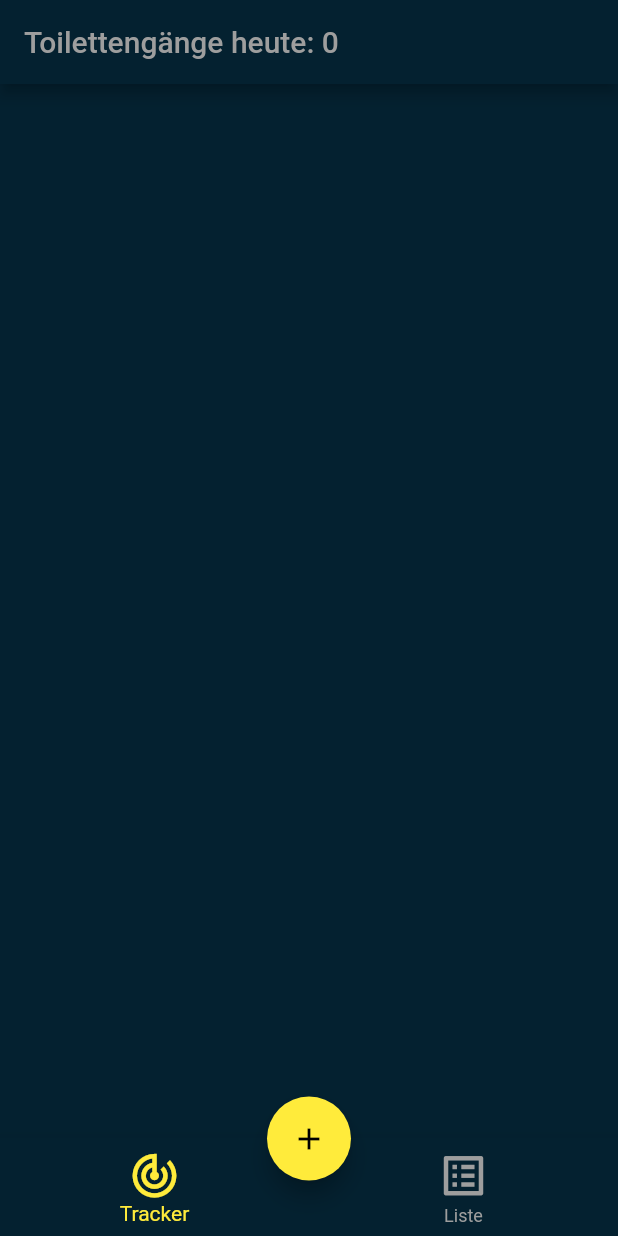
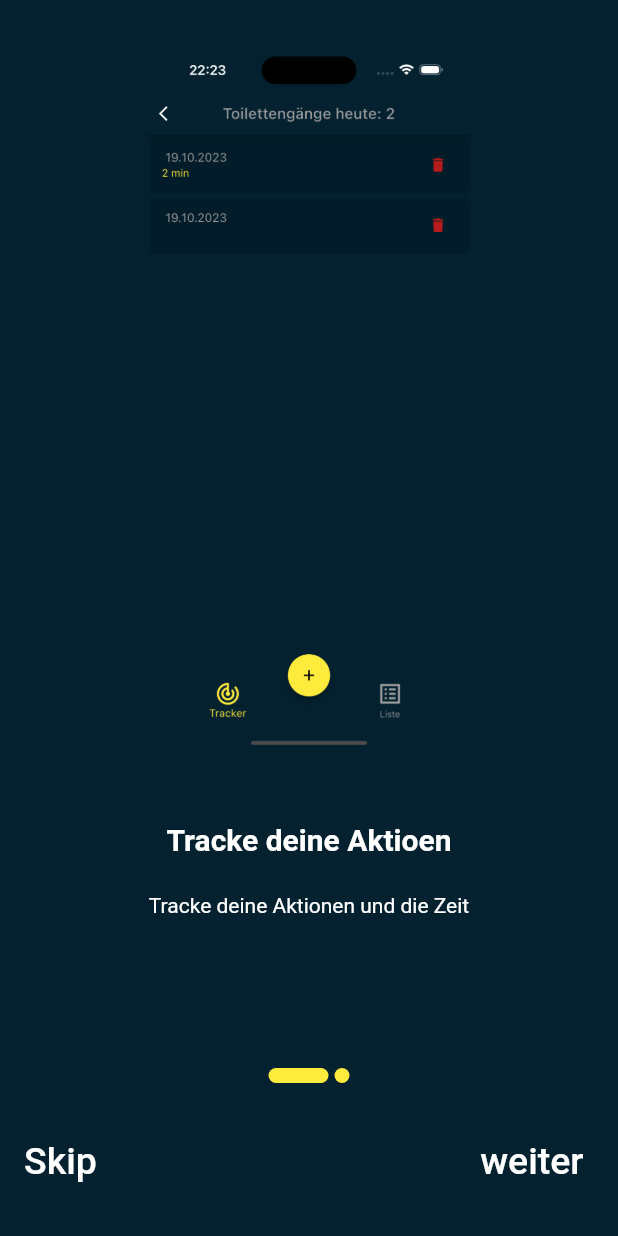
Before and after one commit to stephanxiayu/kleiner-Tracker, a Flutter app: the screen it shows after launch, on a phone screen of 412 x 824 dp. Run offline on Flutter 3.47's test engine with Material 2 defaults, Android fonts, the phone set to English and light mode, and no system bars; our stand-ins replace shared_preferences.

Commit message:
onboarding screen

```diff
--- a/lib/main.dart
+++ b/lib/main.dart
@@ -1,7 +1,9 @@
 import 'package:flutter/material.dart';
+import 'package:kleiner_tracker/screens/onboarding_page.dart';
 
-import 'package:kleiner_tracker/widget/botton_navigation.dart';
+
 import 'package:kleiner_tracker/provider/tracker_provider.dart';
+import 'package:kleiner_tracker/widget/globalvariables.dart';
 import 'package:provider/provider.dart';
 
 void main() {
@@ -25,7 +27,24 @@ class MyApp extends StatelessWidget {
       theme: ThemeData(
           bottomNavigationBarTheme: const BottomNavigationBarThemeData(
               unselectedLabelStyle: TextStyle(color: Colors.grey))),
-      home: const TrackerBottonBar(),
+      home:  OnboardingPage(
+        pages: [
+          OnboardingPageModel(
+            title: 'Tracke deine Aktioen',
+            description:
+                'Tracke deine Aktionen und die Zeit',
+            image: 'assets/bild1.png',
+           bgColor:  GlobalVariables.backgroundColor,
+          ),
+          OnboardingPageModel(
+            title: 'Anzahl und Durchschnitt',
+            description: 'Sehe die Anzahl pro Tag und die durchschnittliche Zeit',
+            image: 'assets/bild2.png',
+            bgColor:  GlobalVariables.backgroundColor,
+          ),
+
+        ],
+      ),
     );
   }
 }
--- /dev/null
+++ b/lib/screens/onboarding_page.dart
@@ -0,0 +1,168 @@
+import 'package:flutter/material.dart';
+import 'package:kleiner_tracker/widget/botton_navigation.dart';
+
+class OnboardingPageModel {
+  final String title;
+  final String description;
+  final String image;
+  final Color bgColor;
+  final Color textColor;
+
+  OnboardingPageModel(
+      {required this.title,
+      required this.description,
+      required this.image,
+      this.bgColor = Colors.blue,
+      this.textColor = Colors.white});
+}
+
+class OnboardingPage extends StatefulWidget {
+  final List<OnboardingPageModel> pages;
+
+  const OnboardingPage({Key? key, required this.pages}) : super(key: key);
+
+  @override
+  OnboardingPageState createState() => OnboardingPageState();
+}
+
+class OnboardingPageState extends State<OnboardingPage> {
+  // Store the currently visible page
+  int _currentPage = 0;
+  // Define a controller for the pageview
+  final PageController _pageController = PageController(initialPage: 0);
+
+  @override
+  Widget build(BuildContext context) {
+    return Scaffold(
+      body: AnimatedContainer(
+        duration: const Duration(milliseconds: 250),
+        color: widget.pages[_currentPage].bgColor,
+        child: SafeArea(
+          child: Column(
+            children: [
+              Expanded(
+                // Pageview to render each page
+                child: PageView.builder(
+                  controller: _pageController,
+                  itemCount: widget.pages.length,
+                  onPageChanged: (idx) {
+                    // Change current page when pageview changes
+                    setState(() {
+                      _currentPage = idx;
+                    });
+                  },
+                  itemBuilder: (context, idx) {
+                    final item = widget.pages[idx];
+                    return Column(
+                      children: [
+                        Expanded(
+                          flex: 3,
+                          child: Padding(
+                            padding: const EdgeInsets.all(32.0),
+                            child: Image.asset(
+                              item.image,
+                            ),
+                          ),
+                        ),
+                        Expanded(
+                            flex: 1,
+                            child: Column(children: [
+                              Padding(
+                                padding: const EdgeInsets.all(16.0),
+                                child: Text(item.title,
+                                    style: Theme.of(context)
+                                        .textTheme
+                                        .titleLarge
+                                        ?.copyWith(
+                                          fontWeight: FontWeight.bold,
+                                          color: item.textColor,
+                                        )),
+                              ),
+                              Container(
+                                constraints: const BoxConstraints(maxWidth: 280),
+                                padding: const EdgeInsets.symmetric(
+                                    horizontal: 24.0, vertical: 8.0),
+                                child: Text(item.description,
+                                    textAlign: TextAlign.center,
+                                    style: Theme.of(context)
+                                        .textTheme
+                                        .bodyMedium
+                                        ?.copyWith(
+                                          color: item.textColor,
+                                        )),
+                              )
+                            ]))
+                      ],
+                    );
+                  },
+                ),
+              ),
+
+              // Current page indicator
+              Row(
+                mainAxisAlignment: MainAxisAlignment.center,
+                children: widget.pages
+                    .map((item) => AnimatedContainer(
+                          duration: const Duration(milliseconds: 250),
+                          width: _currentPage == widget.pages.indexOf(item)
+                              ? 40
+                              : 10,
+                          height: 10,
+                          margin: const EdgeInsets.all(2.0),
+                          decoration: BoxDecoration(
+                              color: Colors.yellow,
+                              borderRadius: BorderRadius.circular(10.0)),
+                        ))
+                    .toList(),
+              ),
+
+              // Bottom buttons
+              SizedBox(
+                height: 100,
+                child: Row(
+                  mainAxisAlignment: MainAxisAlignment.spaceBetween,
+                  children: [
+                    TextButton(
+                        onPressed: () {
+                          // Handle Skipping onboarding page
+                        },
+                        child:  TextButton(child: const Text(
+                          "Skip",
+                          style:  TextStyle(color: Colors.white, fontSize: 25),),
+                          onPressed: () {
+                           Navigator.pushReplacement(context, MaterialPageRoute(builder: (context) => const TrackerBottonBar()));
+
+                          },
+                        )),
+                    Padding(
+                      padding: const EdgeInsets.all(15.0),
+                      child: TextButton(
+                        onPressed: () {
+                          if (_currentPage == widget.pages.length - 1) {
+                          Navigator.pushReplacement(context, MaterialPageRoute(builder: (context) => const TrackerBottonBar()));
+
+                          } else {
+                            _pageController.animateToPage(_currentPage + 1,
+                                curve: Curves.easeInOutCubic,
+                                duration: const Duration(milliseconds: 250));
+                          }
+                        },
+                        child: Text(
+                          _currentPage == widget.pages.length - 1
+                              ? "start"
+                              : "weiter",
+                          style:  _currentPage == widget.pages.length - 1?const TextStyle(color: Colors.yellow, fontSize: 25):
+                          const TextStyle(color: Colors.white, fontSize: 25),
+                        ),
+                      ),
+                    ),
+                  ],
+                ),
+              )
+            ],
+          ),
+        ),
+      ),
+    );
+  }
+}
```
Also changed, not shown: pubspec.yaml (+4 -3 lines), assets/bild1.png (added), assets/bild2.png (added), pubspec.lock.
